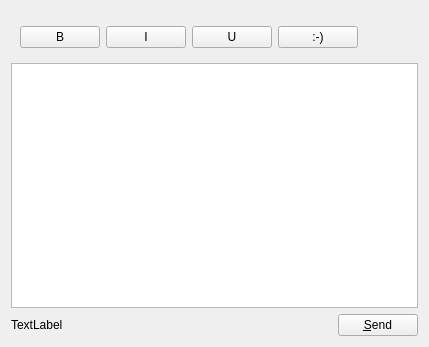
Qt form lib/chatwindow.ui (KDE/ktp-text-ui) before a commit.
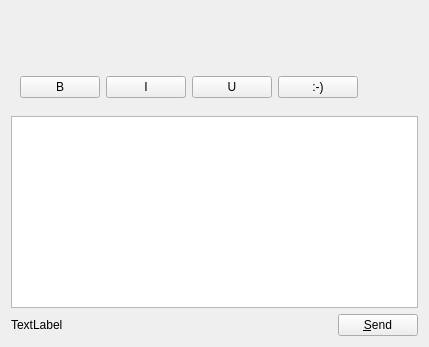
The same form after that commit. Custom widgets are drawn as their Qt base class.

Commit message: Input Text Edit box resizes whilst typing.

Diff of the .ui file:
```diff
--- a/lib/chatwindow.ui
+++ b/lib/chatwindow.ui
@@ -86,7 +86,20 @@
     </widget>
    </item>
    <item>
-    <widget class="ChatTextEdit" name="sendMessageBox"/>
+    <widget class="ChatTextEdit" name="sendMessageBox">
+     <property name="sizePolicy">
+      <sizepolicy hsizetype="Expanding" vsizetype="Fixed">
+       <horstretch>0</horstretch>
+       <verstretch>0</verstretch>
+      </sizepolicy>
+     </property>
+     <property name="frameShape">
+      <enum>QFrame::StyledPanel</enum>
+     </property>
+     <property name="frameShadow">
+      <enum>QFrame::Sunken</enum>
+     </property>
+    </widget>
    </item>
    <item>
     <layout class="QHBoxLayout" name="horizontalLayout">
```
The commit also changes 2 other files.
